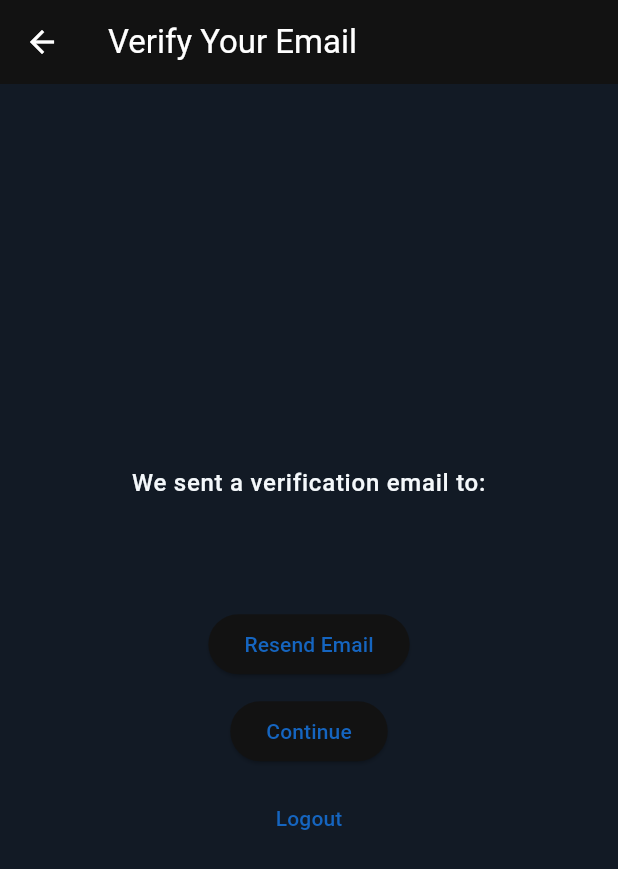
After one commit to teliej/chirp, a Flutter app: the VerifyEmailPage screen opened by its route, on a phone screen of 412 x 824 dp. The commit adds this screen. Shown: the top 869 px of the screen. Run offline on Flutter 3.47's test engine with Material 3 defaults, Android fonts, the phone set to English and light mode, and no system bars; our stand-ins replace cached_network_image, firebase_auth, firebase_core, google_sign_in, image_picker; accounts and stored records are empty; generated files the repository leaves out were written again; network calls fail.

Commit message:
feat(auth): add email/password auth, email verification and google sign in

```diff
--- a/lib/main.dart
+++ b/lib/main.dart
@@ -1,4 +1,6 @@
 import 'package:flutter/material.dart';
+import 'package:firebase_core/firebase_core.dart';
+import 'firebase_options.dart';
 import 'services/mock_data_service.dart';
 import 'app.dart';
 import 'package:provider/provider.dart';
@@ -6,6 +8,9 @@ import 'providers/theme_provider.dart';
 
 void main() async {
   WidgetsFlutterBinding.ensureInitialized();
+  await Firebase.initializeApp(
+    options: DefaultFirebaseOptions.currentPlatform,
+  );
   await MockDataService().loadAllData(); // Load once
   runApp(
     ChangeNotifierProvider(
--- /dev/null
+++ b/lib/views/auth/verify_email_page.dart
@@ -0,0 +1,126 @@
+import 'package:flutter/material.dart';
+import 'package:firebase_auth/firebase_auth.dart';
+
+class VerifyEmailPage extends StatefulWidget {
+  const VerifyEmailPage({super.key});
+
+  @override
+  State<VerifyEmailPage> createState() => _VerifyEmailPageState();
+}
+
+class _VerifyEmailPageState extends State<VerifyEmailPage> {
+  final _auth = FirebaseAuth.instance;
+  bool isEmailVerified = false;
+  bool canResendEmail = true;
+  bool loading = false;
+
+  @override
+  void initState() {
+    super.initState();
+    _checkVerification();
+  }
+
+  Future<void> _checkVerification() async {
+    await _auth.currentUser?.reload();
+    setState(() {
+      isEmailVerified = _auth.currentUser?.emailVerified ?? false;
+    });
+  }
+
+  Future<void> _resendVerificationEmail() async {
+    try {
+      setState(() => loading = true);
+
+      await _auth.currentUser?.sendEmailVerification();
+
+      ScaffoldMessenger.of(context).showSnackBar(
+        const SnackBar(content: Text('Verification email sent!')),
+      );
+
+      setState(() {
+        canResendEmail = false;
+      });
+
+      // allow resend again after 30 seconds
+      await Future.delayed(const Duration(seconds: 30));
+      setState(() => canResendEmail = true);
+    } catch (e) {
+      ScaffoldMessenger.of(context).showSnackBar(
+        SnackBar(content: Text('Error: $e')),
+      );
+    } finally {
+      setState(() => loading = false);
+    }
+  }
+
+  @override
+  Widget build(BuildContext context) {
+    final email = _auth.currentUser?.email ?? '';
+
+    return Scaffold(
+      appBar: AppBar(title: const Text("Verify Your Email")),
+      body: Center(
+        child: Padding(
+          padding: const EdgeInsets.all(20),
+          child: Column(
+            mainAxisAlignment: MainAxisAlignment.center,
+            children: [
+              Text(
+                "We sent a verification email to:",
+                style: Theme.of(context).textTheme.bodyLarge,
+                textAlign: TextAlign.center,
+              ),
+              const SizedBox(height: 10),
+              Text(email, style: const TextStyle(fontWeight: FontWeight.bold)),
+              const SizedBox(height: 20),
+
+              if (!isEmailVerified)
+                const Text(
+                  "Please verify your email to continue.",
+                  style: TextStyle(color: Colors.red),
+                ),
+
+              const SizedBox(height: 20),
+              ElevatedButton(
+                onPressed: canResendEmail && !loading
+                    ? _resendVerificationEmail
+                    : null,
+                child: loading
+                    ? const CircularProgressIndicator(color: Colors.white)
+                    : const Text("Resend Email"),
+              ),
+              const SizedBox(height: 10),
+              ElevatedButton(
+                onPressed: () async {
+                  await _checkVerification();
+                  if (isEmailVerified) {
+                    ScaffoldMessenger.of(context).showSnackBar(
+                      const SnackBar(content: Text('Email verified!')),
+                    );
+                    // Navigate to your main app/home
+                    Navigator.pushReplacementNamed(context, '/home');
+                  } else {
+                    ScaffoldMessenger.of(context).showSnackBar(
+                      const SnackBar(
+                          content:
+                              Text('Email not verified yet. Please check again.')),
+                    );
+                  }
+                },
+                child: const Text("Continue"),
+              ),
+              const SizedBox(height: 10),
+              TextButton(
+                onPressed: () async {
+                  await _auth.signOut();
+                  Navigator.pushReplacementNamed(context, '/login');
+                },
+                child: const Text("Logout"),
+              ),
+            ],
+          ),
+        ),
+      ),
+    );
+  }
+}
--- a/pubspec.yaml
+++ b/pubspec.yaml
@@ -38,6 +38,7 @@ dependencies:
   # Firebase packages for authentication and database
   firebase_core: ^4.0.0
   firebase_auth: ^6.0.0
+  google_sign_in: ^6.2.1
   cloud_firestore: ^6.0.0
   firebase_storage: ^13.0.0
   firebase_messaging: ^16.0.0
```
Also changed, not shown: lib/app.dart (+12 -2 lines), lib/services/auth_service.dart (+47 -19 lines), lib/views/auth/login_page.dart (+99 -147 lines), firebase.json (added), pubspec.lock, 4 other files.
